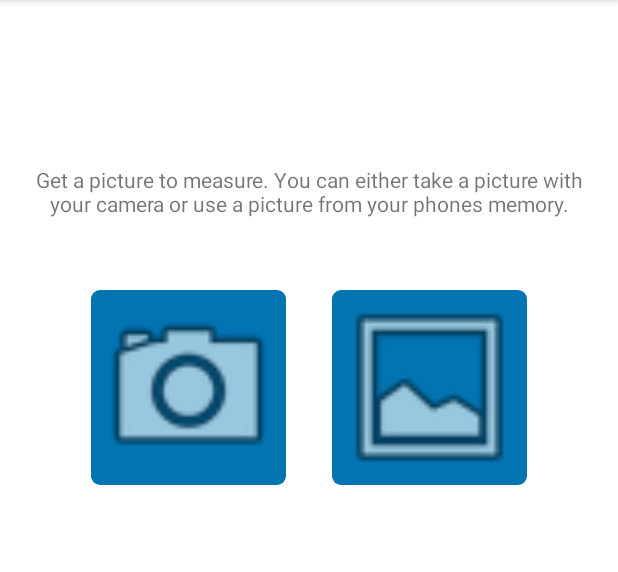
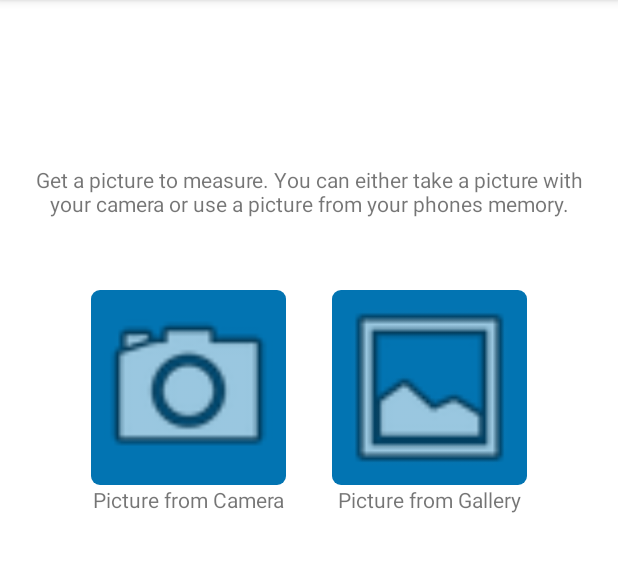
Before and after one commit to SecUSo/privacy-friendly-tape-measure, an Android app: the CameraActivity screen opened directly, with no data from a screen before it, on a phone screen of 412 x 824 dp, the part 84-656 px from its top. Run offline under Robolectric (Android 15) with nearby library versions, the phone set to English and light mode, and no system bars; libraries missing offline, so code that uses them is left out: com.getbase.floatingactionbutton; plain views replace FloatingActionButton, FloatingActionsMenu; pictures from the network do not load; 11 statements that could not run were skipped.

Commit message:
More texts on camera ruler mode selection. Texts below the buttons for selecting picture from camera or gallery.

```diff
--- a/app/src/main/java/org/secuso/privacyfriendlycameraruler/cameraruler/CameraActivity.java
+++ b/app/src/main/java/org/secuso/privacyfriendlycameraruler/cameraruler/CameraActivity.java
@@ -78,8 +78,8 @@ public class CameraActivity extends BaseActivity {
     private FloatingActionButton newLineButton;
     private FloatingActionButton confirmButton;
     private TextView output;
-    private TextView tutorialText;
     private Menu refsMenu;
+    private RelativeLayout modeChoiceLayout;
 
     private ArrayList<ReferenceObject> refs;
     private ArrayList<UserDefinedReferences> udrefs;
@@ -132,7 +132,7 @@ public class CameraActivity extends BaseActivity {
         pictureView = (ImageView) findViewById(R.id.pictureView);
         confirmButton = (FloatingActionButton) findViewById(R.id.confirm_reference);
         output = (TextView) findViewById(R.id.output_tf);
-        tutorialText = (TextView) findViewById(R.id.camera_gallery_choice_text);
+        modeChoiceLayout = (RelativeLayout) findViewById(R.id.camera_ruler_layout);
 
         newMeasureButton = (FloatingActionsMenu) findViewById(R.id.new_measure_fam);
         newTetragonButton = (FloatingActionButton) findViewById(R.id.new_tetragon_fab);
@@ -143,8 +143,7 @@ public class CameraActivity extends BaseActivity {
         drawView = new CameraRulerView(getBaseContext(), output);
         drawView.ctxStatus = status;
         drawView.setVisibility(GONE);
-        RelativeLayout cl = (RelativeLayout) findViewById(R.id.camera_ruler_layout);
-        cl.addView(drawView);
+        modeChoiceLayout.addView(drawView);
 
         matrix.postRotate(90);
         pictureView.setImageMatrix(matrix);
@@ -326,7 +325,7 @@ public class CameraActivity extends BaseActivity {
         cameraButton.setClickable(false);
         galleryButton.setVisibility(GONE);
         galleryButton.setClickable(false);
-        tutorialText.setVisibility(GONE);
+        modeChoiceLayout.setVisibility(GONE);
         pictureView.setImageURI(uri);
         pictureView.setVisibility(VISIBLE);
         drawView.setVisibility(VISIBLE);
@@ -375,7 +374,7 @@ public class CameraActivity extends BaseActivity {
             cameraButton.setClickable(true);
             galleryButton.setVisibility(VISIBLE);
             galleryButton.setClickable(true);
-            tutorialText.setVisibility(VISIBLE);
+            modeChoiceLayout.setVisibility(VISIBLE);
             drawView.setVisibility(GONE);
             drawView.setClickable(false);
             pictureView.setVisibility(GONE);
--- a/app/src/main/res/layout/activity_camera.xml
+++ b/app/src/main/res/layout/activity_camera.xml
@@ -57,27 +57,55 @@
                 android:layout_alignParentTop="true"
                 android:layout_centerHorizontal="true">
 
+                <LinearLayout
+                    android:orientation="vertical"
+                    android:layout_width="wrap_content"
+                    android:layout_height="wrap_content"
+                    android:layout_marginEnd="15dp">
+
                     <ImageButton
                         android:id="@+id/from_camera_button"
                         android:layout_width="130dp"
                         android:layout_height="130dp"
                         android:layout_gravity="center_horizontal"
-                    android:layout_marginEnd="15dp"
                         android:radius="6dp"
                         android:background="@drawable/button_normal"
                         android:scaleType="fitCenter"
                         android:src="@drawable/ic_menu_camera" />
+
+                    <TextView
+                        android:layout_width="match_parent"
+                        android:layout_height="wrap_content"
+                        android:gravity="center_horizontal"
+                        android:textAlignment="center"
+                        android:text="@string/from_camera" />
+
+                </LinearLayout>
+
+                <LinearLayout
+                    android:orientation="vertical"
+                    android:layout_width="wrap_content"
+                    android:layout_height="wrap_content"
+                    android:layout_marginStart="15dp">
 
                     <ImageButton
                         android:id="@+id/from_gallery_button"
                         android:layout_width="130dp"
                         android:layout_height="130dp"
                         android:layout_gravity="center_horizontal"
-                    android:layout_marginStart="15dp"
                         android:radius="6dp"
                         android:background="@drawable/button_normal"
                         android:scaleType="fitCenter"
                         android:src="@drawable/ic_menu_gallery" />
+
+                    <TextView
+                        android:layout_width="match_parent"
+                        android:layout_height="wrap_content"
+                        android:gravity="center_horizontal"
+                        android:textAlignment="center"
+                        android:text="@string/from_gallery" />
+
+                </LinearLayout>
 
             </LinearLayout>
 
@@ -92,6 +120,7 @@
                 android:textAlignment="center"
                 android:layout_alignParentTop="true"
                 android:layout_alignParentStart="true" />
+
         </RelativeLayout>
 
         <com.getbase.floatingactionbutton.FloatingActionsMenu
--- a/app/src/main/res/values/strings.xml
+++ b/app/src/main/res/values/strings.xml
@@ -21,6 +21,8 @@
 
     <!-- ###CAMERA### -->
     <string name="description_camera_gallery">Get a picture to measure. You can either take a picture with your camera or use a picture from your phones memory.</string>
+    <string name="from_camera">Picture from Camera</string>
+    <string name="from_gallery">Picture from Gallery</string>
     <string name="reference_self_intersecting">The reference object must not self-intersect.</string>
     <string name="camera_ruler">Camera Ruler</string>
     <string name="camera_crash">Camera App crashed.</string>
```
Also changed, not shown: 1 other file. Lines whose indentation alone changed are shown as unchanged.
